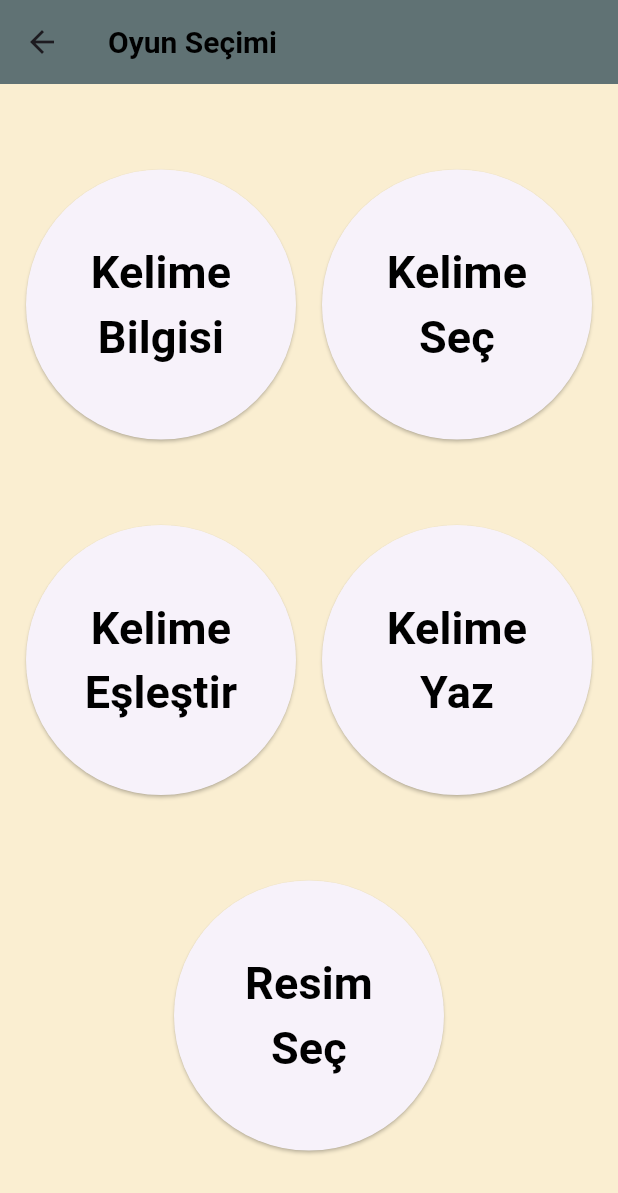
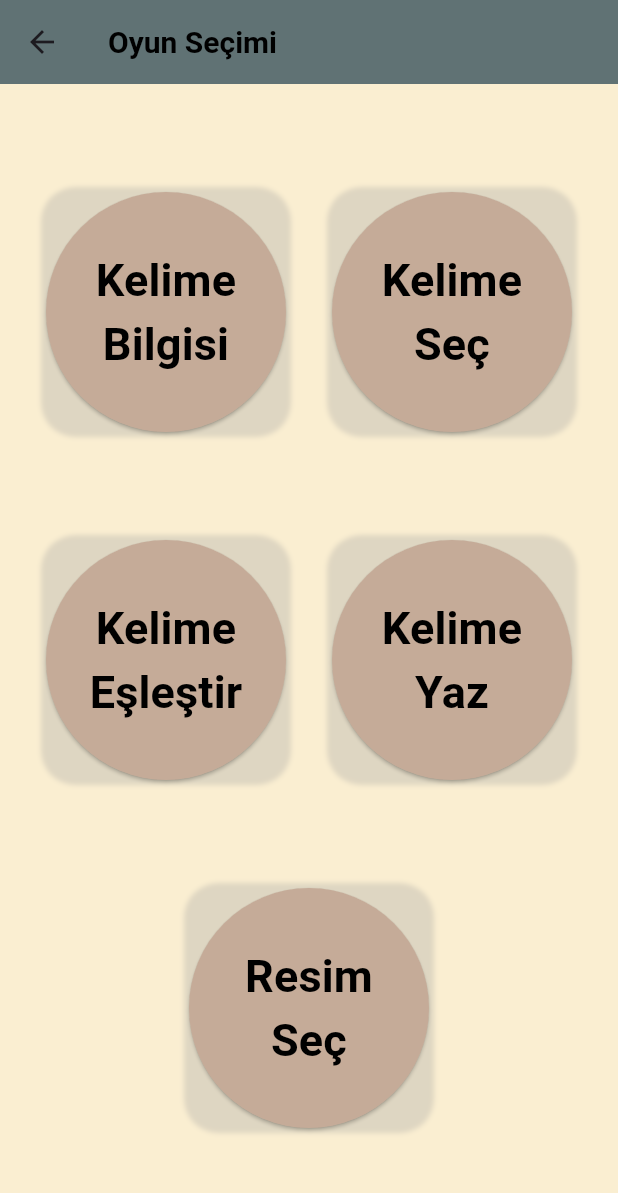
Before and after one commit to yasinctn/word_wizard, a Flutter app: the OyunSecScreen screen opened directly with empty values, on a phone screen of 412 x 824 dp. Shown: the top 1193 px of the screen. Run offline on Flutter 3.47's test engine with Material 3 defaults, Android fonts, the phone set to English and light mode, and no system bars; our stand-ins replace audioplayers.

Commit message:
oyun seç UI güncellendi

```diff
--- a/lib/Screens/OyunSecScreen.dart
+++ b/lib/Screens/OyunSecScreen.dart
@@ -4,18 +4,11 @@ import 'package:word_wizard/Screens/KelimeOgren.dart';
 import 'package:word_wizard/Screens/KelimeSecScreen.dart';
 import 'package:word_wizard/Screens/my_home_page.dart';
 import 'package:word_wizard/Screens/kelimeYaz.dart';
+import 'package:word_wizard/oyun_widget.dart';
 
 class OyunSecScreen extends StatelessWidget {
   int secilenKategoriIndex = 0;
   OyunSecScreen({super.key, required this.secilenKategoriIndex});
-
-// NAVİGASYON FONKSİYONU
-  void navigateTo(BuildContext context, Widget route) {
-    Navigator.push(
-      context,
-      MaterialPageRoute(builder: (context) => route),
-    );
-  }
 
 // KULLANICI ARAYÜZÜ
   @override
@@ -36,114 +29,38 @@ class OyunSecScreen extends StatelessWidget {
               Row(
                 mainAxisAlignment: MainAxisAlignment.spaceEvenly,
                 children: [
-                SizedBox(
-                  width: 180,
-                  height: 180,
-                  child: ElevatedButton(
-                    onPressed: () {
-                      Navigator.push(context, MaterialPageRoute(
-                      builder: (context) => KelimeBilgisi(secilenKategoriIndex:secilenKategoriIndex,)),);
-                    },
-                    child: const Text(
-                      'Kelime Bilgisi',
-                      textAlign: TextAlign.center,
-                      style: TextStyle(
-                        fontWeight: FontWeight.bold,
-                        fontSize: 30.0,
-                        color: Colors.black,
+                  oyun_widget(
+                    title: "Kelime Bilgisi",
+                    route: KelimeBilgisi(
+                      secilenKategoriIndex: secilenKategoriIndex,
                     ),
                   ),
-                  ),
-                ),
-                SizedBox(
-                  width: 180,
-                  height: 180,
-                  child: ElevatedButton(
-                    onPressed: () {
-                      navigateTo(
-                        context,
-                        KelimeSecScreen(
+                  oyun_widget(
+                    title: "Kelime Seç",
+                    route: KelimeSecScreen(
                         secilenKategoriIndex: secilenKategoriIndex),
-                      );
-                    },
-                    child: const Text(
-                      'Kelime Seç',
-                      textAlign: TextAlign.center,
-                      style: TextStyle(
-                        fontWeight: FontWeight.bold,
-                        fontSize: 30.0,
-                        color: Colors.black,
-                      ),
-                    ),
-                  ),
                   ),
                 ],
               ),
               Row(
                 mainAxisAlignment: MainAxisAlignment.spaceEvenly,
                 children: [
-                SizedBox(
-                  width: 180,
-                  height: 180,
-                  child: ElevatedButton(
-                    onPressed: () {
-                      Navigator.push(context, MaterialPageRoute(
-                      builder: (context) => MyHomePage(secilenKategoriIndex,)),);
-                    },
-                    child: const Text(
-                      'Kelime Eşleştir',
-                      textAlign: TextAlign.center,
-                      style: TextStyle(
-                        fontWeight: FontWeight.bold,
-                        fontSize: 30.0,
-                        color: Colors.black,
+                  oyun_widget(
+                    title: "Kelime Eşleştir",
+                    route: MyHomePage(secilenKategoriIndex),
                   ),
-                    ),
-                  ),
-                ),
-                SizedBox(
-                  width: 180.0,
-                  height: 180.0,
-                  child: ElevatedButton(
-                    onPressed: () {
-                      Navigator.push(context, MaterialPageRoute(
-                          builder: (context) => Project1(KategoriIndex:secilenKategoriIndex,)),);
-                    },
-                    child: const Text(
-                      'Kelime Yaz',
-                      textAlign: TextAlign.center,
-                      style: TextStyle(
-                        fontWeight: FontWeight.bold,
-                        fontSize: 30.0,
-                        color: Colors.black,
-                      ),
-                    ),
-                  ),
+                  oyun_widget(
+                    title: "Kelime Yaz",
+                    route: Project1(KategoriIndex: secilenKategoriIndex),
                   ),
                 ],
               ),
-            SizedBox(
-              width: 180,
-              height: 180,
-              child: ElevatedButton(
-                onPressed: () {
-                  Navigator.push(context, MaterialPageRoute(
-                          builder: (context) => InputPage(secilenKategoriIndex,)),);
-                    },
-                child: const Text(
-                  'Resim Seç',
-                  textAlign: TextAlign.center,
-                  style: TextStyle(
-                    fontWeight: FontWeight.bold,
-                    fontSize: 30.0,
-                    color: Colors.black,
-                  ),
-                ),
-              ),
-            ),
+              oyun_widget(
+                title: "Resim Seç",
+                route: InputPage(secilenKategoriIndex),
+              )
             ],
           ),
-      )
-    );
+        ));
   }
 }
--- /dev/null
+++ b/lib/oyun_widget.dart
@@ -0,0 +1,54 @@
+import 'package:flutter/material.dart';
+
+class oyun_widget extends StatelessWidget {
+  oyun_widget({
+    super.key,
+    required this.title,
+    required this.route,
+  });
+
+  String title;
+  Widget route;
+
+  @override
+  Widget build(BuildContext context) {
+    return Container(
+      decoration: BoxDecoration(
+          borderRadius: BorderRadius.all(Radius.circular(23)),
+          boxShadow: [
+            BoxShadow(
+              color: Colors.grey.withOpacity(0.3),
+              spreadRadius: 3,
+              blurRadius: 2,
+              offset: Offset(0, 0),
+            ),
+          ]),
+      width: 160.0,
+      height: 160.0,
+      child: ElevatedButton(
+        clipBehavior: Clip.none,
+        style: ButtonStyle(
+          //renk buradan değişecek
+          backgroundColor: MaterialStatePropertyAll(
+            Color.fromARGB(255, 197, 171, 152),
+          ),
+        ),
+        onPressed: () {
+          Navigator.push(
+            context,
+            MaterialPageRoute(builder: (context) => route),
+          );
+        },
+        child: Text(
+          title,
+          textAlign: TextAlign.center,
+          style: const TextStyle(
+            fontWeight: FontWeight.bold,
+            fontSize: 30.0,
+            color: Colors.black,
+          ),
+        ),
+      ),
+    );
+  }
+}
```
Lines whose indentation alone changed are shown as unchanged.
